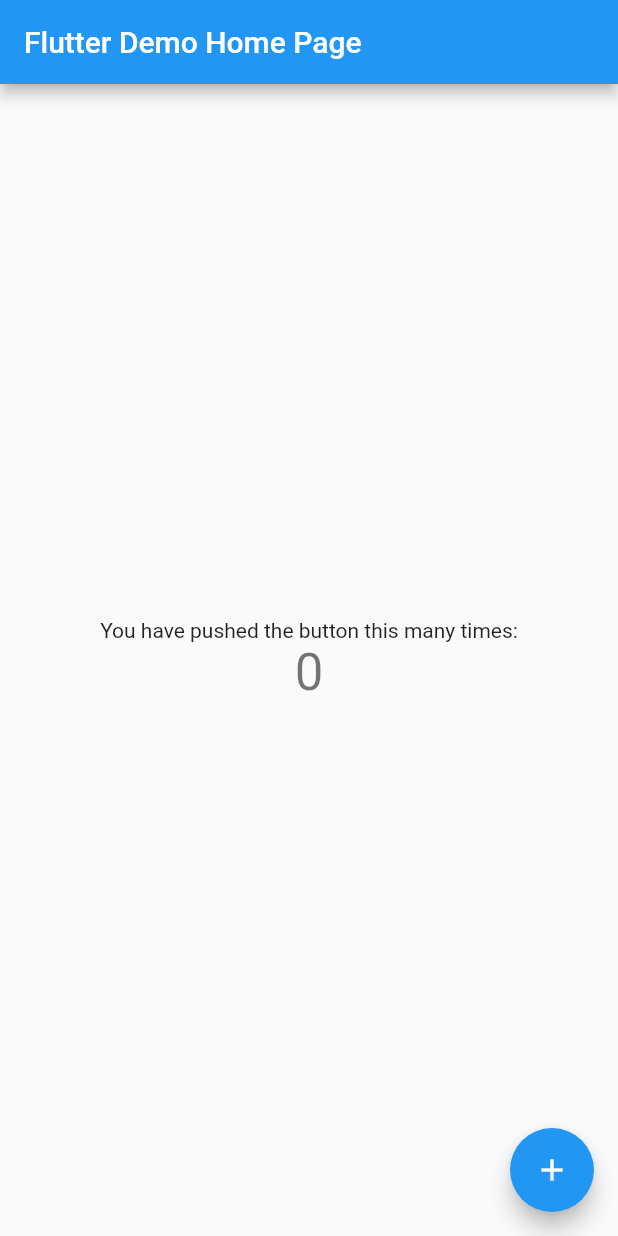
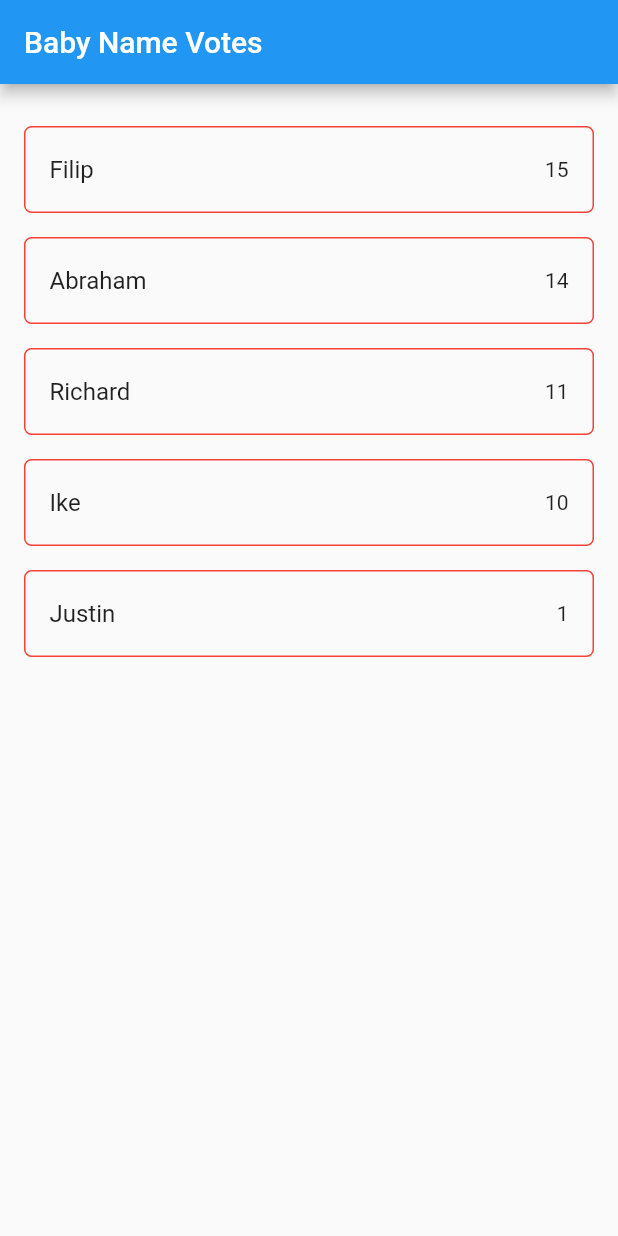
Before and after one commit to CedricBardaine/firebase_test_with_flutter, a Flutter app: the screen it shows after launch, on a phone screen of 412 x 824 dp. Run offline on Flutter 3.47's test engine with Material 2 defaults, Android fonts, the phone set to English and light mode, and no system bars; our stand-ins replace cloud_firestore; accounts and stored records are empty.

```diff
--- a/lib/main.dart
+++ b/lib/main.dart
@@ -1,117 +1,89 @@
 import 'package:flutter/material.dart';
+import 'package:cloud_firestore/cloud_firestore.dart';
 
-void main() {
-  runApp(MyApp());
-}
+void main() => runApp(MyApp());
+
+final dummySnapshot = [
+  {"name": "Filip", "votes": 15},
+  {"name": "Abraham", "votes": 14},
+  {"name": "Richard", "votes": 11},
+  {"name": "Ike", "votes": 10},
+  {"name": "Justin", "votes": 1},
+];
 
 class MyApp extends StatelessWidget {
-  // This widget is the root of your application.
   @override
   Widget build(BuildContext context) {
     return MaterialApp(
-      title: 'Flutter Demo',
-      theme: ThemeData(
-        // This is the theme of your application.
-        //
-        // Try running your application with "flutter run". You'll see the
-        // application has a blue toolbar. Then, without quitting the app, try
-        // changing the primarySwatch below to Colors.green and then invoke
-        // "hot reload" (press "r" in the console where you ran "flutter run",
-        // or simply save your changes to "hot reload" in a Flutter IDE).
-        // Notice that the counter didn't reset back to zero; the application
-        // is not restarted.
-        primarySwatch: Colors.blue,
-        // This makes the visual density adapt to the platform that you run
-        // the app on. For desktop platforms, the controls will be smaller and
-        // closer together (more dense) than on mobile platforms.
-        visualDensity: VisualDensity.adaptivePlatformDensity,
-      ),
-      home: MyHomePage(title: 'Flutter Demo Home Page'),
+      title: "Baby names",
+      home: MyHomePage(),
     );
   }
 }
 
 class MyHomePage extends StatefulWidget {
-  MyHomePage({Key key, this.title}) : super(key: key);
-
-  // This widget is the home page of your application. It is stateful, meaning
-  // that it has a State object (defined below) that contains fields that affect
-  // how it looks.
-
-  // This class is the configuration for the state. It holds the values (in this
-  // case the title) provided by the parent (in this case the App widget) and
-  // used by the build method of the State. Fields in a Widget subclass are
-  // always marked "final".
-
-  final String title;
-
   @override
-  _MyHomePageState createState() => _MyHomePageState();
+  _MyHomePageState createState() {
+    return _MyHomePageState();
+  }
 }
 
 class _MyHomePageState extends State<MyHomePage> {
-  int _counter = 0;
-
-  void _incrementCounter() {
-    setState(() {
-      // This call to setState tells the Flutter framework that something has
-      // changed in this State, which causes it to rerun the build method below
-      // so that the display can reflect the updated values. If we changed
-      // _counter without calling setState(), then the build method would not be
-      // called again, and so nothing would appear to happen.
-      _counter++;
-    });
+  @override
+  Widget build(BuildContext context) {
+    return Scaffold(
+      appBar: AppBar(title: Text('Baby Name Votes')),
+      body: _buildBody(context),
+    );
   }
 
-  @override
-  Widget build(BuildContext context) {
-    // This method is rerun every time setState is called, for instance as done
-    // by the _incrementCounter method above.
-    //
-    // The Flutter framework has been optimized to make rerunning build methods
-    // fast, so that you can just rebuild anything that needs updating rather
-    // than having to individually change instances of widgets.
-    return Scaffold(
-      appBar: AppBar(
-        // Here we take the value from the MyHomePage object that was created by
-        // the App.build method, and use it to set our appbar title.
-        title: Text(widget.title),
-      ),
-      body: Center(
-        // Center is a layout widget. It takes a single child and positions it
-        // in the middle of the parent.
-        child: Column(
-          // Column is also a layout widget. It takes a list of children and
-          // arranges them vertically. By default, it sizes itself to fit its
-          // children horizontally, and tries to be as tall as its parent.
-          //
-          // Invoke "debug painting" (press "p" in the console, choose the
-          // "Toggle Debug Paint" action from the Flutter Inspector in Android
-          // Studio, or the "Toggle Debug Paint" command in Visual Studio Code)
-          // to see the wireframe for each widget.
-          //
-          // Column has various properties to control how it sizes itself and
-          // how it positions its children. Here we use mainAxisAlignment to
-          // center the children vertically; the main axis here is the vertical
-          // axis because Columns are vertical (the cross axis would be
-          // horizontal).
-          mainAxisAlignment: MainAxisAlignment.center,
-          children: <Widget>[
-            Text(
-              'You have pushed the button this many times:',
-            ),
-            Text(
-              '$_counter',
-              style: Theme.of(context).textTheme.headline4,
-            ),
-          ],
+  Widget _buildBody(BuildContext context) {
+    // TODO : get actual snapshot from CloudFirestore
+    return _buildList(context, dummySnapshot);
+  }
+
+  Widget _buildList(BuildContext, List<Map> snapshot) {
+    return ListView(
+      padding: const EdgeInsets.only(top: 20.0),
+      children: snapshot.map((e) => _buildListItem(context, e)).toList(),
+    );
+  }
+
+  Widget _buildListItem(BuildContext, Map data) {
+    final record = Record.fromMap(data);
+
+    return Padding(
+      key: ValueKey(record.name),
+      padding: const EdgeInsets.symmetric(horizontal: 16.0, vertical: 8.0),
+      child: Container(
+        decoration: BoxDecoration(
+          border: Border.all(color: Colors.red),
+          borderRadius: BorderRadius.circular(5.0),
+        ),
+        child: ListTile(
+          title: Text(record.name),
+          trailing: Text(record.votes.toString()),
+          onTap: () => print(record),
         ),
       ),
-      floatingActionButton: FloatingActionButton(
-        onPressed: _incrementCounter,
-        tooltip: 'Increment',
-        child: Icon(Icons.add),
-      ), // This trailing comma makes auto-formatting nicer for build methods.
     );
   }
 }
+
+class Record {
+  final String name;
+  final int votes;
+  final DocumentReference reference;
+
+  Record.fromMap(Map<String, dynamic> map, {this.reference})
+      : assert(map['name'] != null),
+        assert(map['votes'] != null),
+        name = map['name'],
+        votes = map['votes'];
+
+  Record.fromSnapshot(DocumentSnapshot snapshot)
+      : this.fromMap(snapshot.data(), reference: snapshot.reference);
+
+  @override
+  String toString() => "Record<$name:$votes>";
+}
--- a/pubspec.yaml
+++ b/pubspec.yaml
@@ -23,6 +23,7 @@ environment:
 dependencies:
   flutter:
     sdk: flutter
+  cloud_firestore: ^0.16.0
 
 
   # The following adds the Cupertino Icons font to your application.
```
Also changed, not shown: pubspec.lock, 2 other files.
